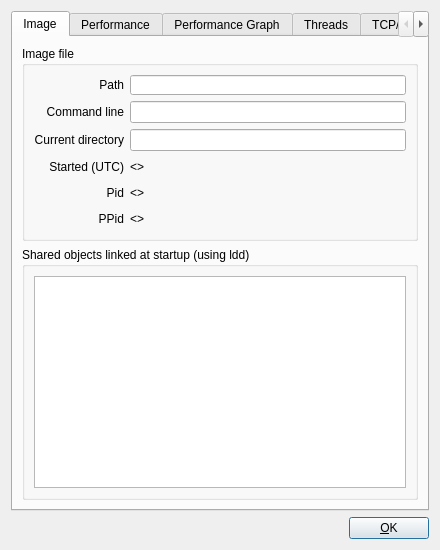
Qt form ui/processdetails.ui (inspectC/linux-process-explorer) before a commit.
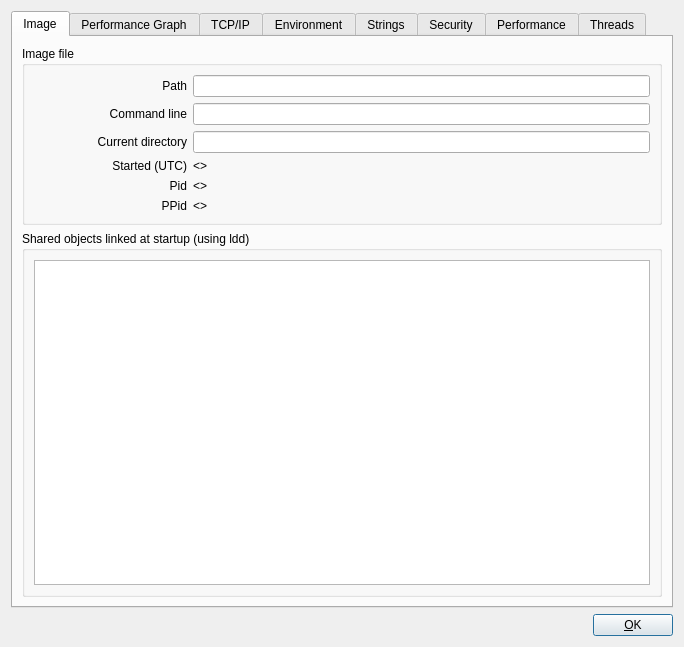
The same form after that commit. The open tabs and pages were chosen to show the change. Custom widgets are drawn as their Qt base class.

Diff of the .ui file:
```diff
--- a/ui/processdetails.ui
+++ b/ui/processdetails.ui
@@ -6,8 +6,8 @@
    <rect>
     <x>0</x>
     <y>0</y>
-    <width>440</width>
-    <height>549</height>
+    <width>684</width>
+    <height>647</height>
    </rect>
   </property>
   <property name="baseSize">
@@ -79,9 +79,9 @@
          </property>
          <layout class="QVBoxLayout" name="verticalLayout_6">
           <item>
-           <layout class="QHBoxLayout" name="horizontalLayout_8">
+           <layout class="QHBoxLayout" name="horizontalLayout_8" stretch="1,3">
             <property name="spacing">
-             <number>-1</number>
+             <number>6</number>
             </property>
             <property name="sizeConstraint">
              <enum>QLayout::SetDefaultConstraint</enum>
@@ -90,14 +90,14 @@
              <widget class="QLabel" name="label_2">
               <property name="minimumSize">
                <size>
-                <width>90</width>
+                <width>0</width>
                 <height>0</height>
                </size>
               </property>
               <property name="maximumSize">
                <size>
-                <width>90</width>
-                <height>20</height>
+                <width>16777215</width>
+                <height>16777215</height>
                </size>
               </property>
               <property name="text">
@@ -116,7 +116,7 @@
               <property name="maximumSize">
                <size>
                 <width>16777215</width>
-                <height>20</height>
+                <height>16777215</height>
                </size>
               </property>
              </widget>
@@ -124,18 +124,18 @@
            </layout>
           </item>
           <item>
-           <layout class="QHBoxLayout" name="horizontalLayout_9">
+           <layout class="QHBoxLayout" name="horizontalLayout_9" stretch="1,3">
             <item>
              <widget class="QLabel" name="label_3">
               <property name="minimumSize">
                <size>
-                <width>90</width>
+                <width>0</width>
                 <height>0</height>
                </size>
               </property>
               <property name="maximumSize">
                <size>
-                <width>90</width>
+                <width>16777215</width>
                 <height>16777215</height>
                </size>
               </property>
@@ -156,18 +156,24 @@
            </layout>
           </item>
           <item>
-           <layout class="QHBoxLayout" name="horizontalLayout_10">
+           <layout class="QHBoxLayout" name="horizontalLayout_10" stretch="1,3">
             <item>
              <widget class="QLabel" name="label_4">
+              <property name="sizePolicy">
+               <sizepolicy hsizetype="Expanding" vsizetype="Preferred">
+                <horstretch>0</horstretch>
+                <verstretch>0</verstretch>
+               </sizepolicy>
+              </property>
               <property name="minimumSize">
                <size>
-                <width>90</width>
+                <width>0</width>
                 <height>0</height>
                </size>
               </property>
               <property name="maximumSize">
                <size>
-                <width>90</width>
+                <width>16777215</width>
                 <height>16777215</height>
                </size>
               </property>
@@ -188,19 +194,19 @@
            </layout>
           </item>
           <item>
-           <layout class="QHBoxLayout" name="horizontalLayout_11">
+           <layout class="QHBoxLayout" name="horizontalLayout_11" stretch="1,3">
             <item>
              <widget class="QLabel" name="label_5">
               <property name="minimumSize">
                <size>
-                <width>90</width>
-                <height>20</height>
+                <width>0</width>
+                <height>0</height>
                </size>
               </property>
               <property name="maximumSize">
                <size>
-                <width>90</width>
-                <height>20</height>
+                <width>16777215</width>
+                <height>16777215</height>
                </size>
               </property>
               <property name="text">
@@ -219,7 +225,7 @@
               <property name="minimumSize">
                <size>
                 <width>0</width>
-                <height>20</height>
+                <height>0</height>
                </size>
               </property>
               <property name="maximumSize">
@@ -236,19 +242,19 @@
            </layout>
           </item>
           <item>
-           <layout class="QHBoxLayout" name="horizontalLayout_12">
+           <layout class="QHBoxLayout" name="horizontalLayout_12" stretch="1,3">
             <item>
              <widget class="QLabel" name="label_6">
               <property name="minimumSize">
                <size>
-                <width>90</width>
-                <height>20</height>
+                <width>0</width>
+                <height>0</height>
                </size>
               </property>
               <property name="maximumSize">
                <size>
-                <width>90</width>
-                <height>20</height>
+                <width>16777215</width>
+                <height>16777215</height>
                </size>
               </property>
               <property name="text">
@@ -267,7 +273,7 @@
               <property name="minimumSize">
                <size>
                 <width>0</width>
-                <height>20</height>
+                <height>0</height>
                </size>
               </property>
               <property name="maximumSize">
@@ -284,19 +290,19 @@
            </layout>
           </item>
           <item>
-           <layout class="QHBoxLayout" name="horizontalLayout_13">
+           <layout class="QHBoxLayout" name="horizontalLayout_13" stretch="1,3">
             <item>
              <widget class="QLabel" name="label_7">
               <property name="minimumSize">
                <size>
-                <width>90</width>
-                <height>20</height>
+                <width>0</width>
+                <height>0</height>
                </size>
               </property>
               <property name="maximumSize">
                <size>
-                <width>90</width>
-                <height>20</height>
+                <width>16777215</width>
+                <height>16777215</height>
                </size>
               </property>
               <property name="text">
@@ -315,7 +321,7 @@
               <property name="minimumSize">
                <size>
                 <width>0</width>
-                <height>20</height>
+                <height>0</height>
                </size>
               </property>
               <property name="maximumSize">
@@ -348,11 +354,6 @@
        </item>
       </layout>
      </widget>
-     <widget class="QWidget" name="performance">
-      <attribute name="title">
-       <string>Performance</string>
-      </attribute>
-     </widget>
      <widget class="QWidget" name="performanceGraph">
       <attribute name="title">
        <string>Performance Graph</string>
@@ -566,11 +567,6 @@
        </item>
       </layout>
      </widget>
-     <widget class="QWidget" name="threads">
-      <attribute name="title">
-       <string>Threads</string>
-      </attribute>
-     </widget>
      <widget class="QWidget" name="tcpip">
       <attribute name="title">
        <string>TCP/IP</string>
@@ -581,11 +577,6 @@
        </item>
       </layout>
      </widget>
-     <widget class="QWidget" name="security">
-      <attribute name="title">
-       <string>Security</string>
-      </attribute>
-     </widget>
      <widget class="QWidget" name="environment">
       <attribute name="title">
        <string>Environment</string>
@@ -614,6 +605,69 @@
       <attribute name="title">
        <string>Strings</string>
       </attribute>
+      <layout class="QVBoxLayout" name="verticalLayout_11">
+       <item>
+        <widget class="QLabel" name="label_11">
+         <property name="text">
+          <string>Not implemented yet!</string>
+         </property>
+         <property name="alignment">
+          <set>Qt::AlignCenter</set>
+         </property>
+        </widget>
+       </item>
+      </layout>
+     </widget>
+     <widget class="QWidget" name="security">
+      <attribute name="title">
+       <string>Security</string>
+      </attribute>
+      <layout class="QVBoxLayout" name="verticalLayout_10">
+       <item>
+        <widget class="QLabel" name="label_10">
+         <property name="text">
+          <string>Not implemented yet!</string>
+         </property>
+         <property name="alignment">
+          <set>Qt::AlignCenter</set>
+         </property>
+        </widget>
+       </item>
+      </layout>
+     </widget>
+     <widget class="QWidget" name="performance">
+      <attribute name="title">
+       <string>Performance</string>
+      </attribute>
+      <layout class="QVBoxLayout" name="verticalLayout_8">
+       <item>
+        <widget class="QLabel" name="label_8">
+         <property name="text">
+          <string>Not implemented yet!</string>
+         </property>
+         <property name="alignment">
+          <set>Qt::AlignCenter</set>
+         </property>
+        </widget>
+       </item>
+      </layout>
+     </widget>
+     <widget class="QWidget" name="threads">
+      <attribute name="title">
+       <string>Threads</string>
+      </attribute>
+      <layout class="QVBoxLayout" name="verticalLayout_9">
+       <item>
+        <widget class="QLabel" name="label_9">
+         <property name="text">
+          <string>Not implemented yet!</string>
+         </property>
+         <property name="alignment">
+          <set>Qt::AlignCenter</set>
+         </property>
+        </widget>
+       </item>
+      </layout>
      </widget>
     </widget>
    </item>
```
Left out of the diff: 2 changed lines with no effect on the pictures.
